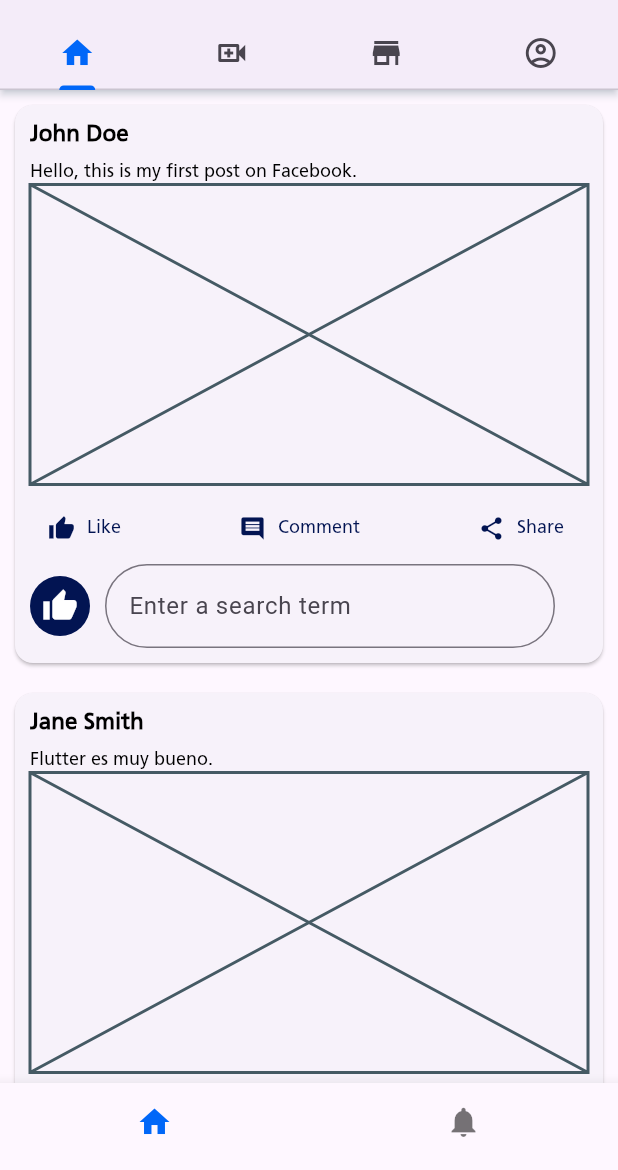
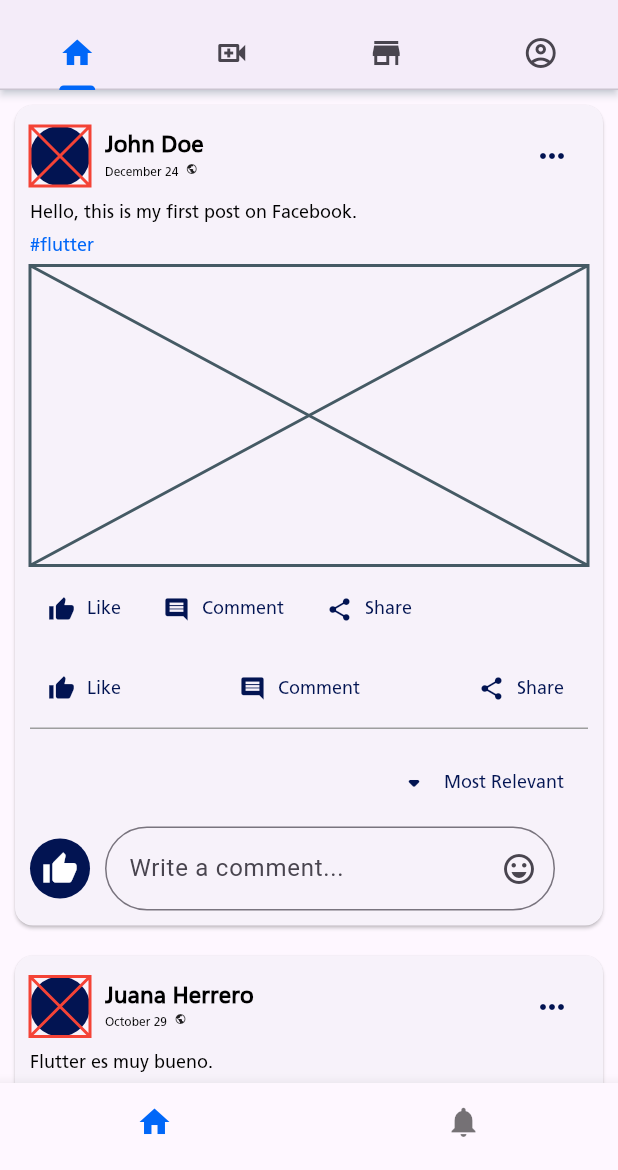
Before and after one commit to Curious-person/facebook_replication, a Flutter app: the screen it shows after launch, on a phone screen of 412 x 824 dp, the part 66-1236 px from its top. Run offline on Flutter 3.47's test engine with Material 3 defaults, Android fonts, the phone set to English and light mode, and no system bars; our stand-ins replace flutter_screenutil.

Commit message:
Enhance NewsfeedCard with user image, date, and hashtag; update MaterialApp settings in HomeScreen and main.dart

```diff
--- a/lib/main.dart
+++ b/lib/main.dart
@@ -17,6 +17,7 @@ class FacebookReplication extends StatelessWidget {
       builder: (_, child) {
         return MaterialApp(
           debugShowCheckedModeBanner: false,
+          debugShowMaterialGrid: false,
           title: 'Facebook Replication',
           initialRoute: '/home',
           routes: {
--- a/lib/screens/home_screen.dart
+++ b/lib/screens/home_screen.dart
@@ -28,6 +28,7 @@ class _HomeScreenState extends State<HomeScreen> {
   @override
   Widget build(BuildContext context) {
     return MaterialApp(
+      debugShowCheckedModeBanner: false,
       home: DefaultTabController(
         length: 4,
         child: Scaffold(
--- a/lib/screens/newsfeed_screen.dart
+++ b/lib/screens/newsfeed_screen.dart
@@ -10,11 +10,15 @@ class NewsfeedScreen extends StatelessWidget {
       children: const [
         NewsfeedCard(
           userName: 'John Doe',
-          postContent: 'Hello, this is my first post on Facebook.'
+          date: 'December 24',
+          postContent: 'Hello, this is my first post on Facebook.',
+          hashtag: '#flutter'
         ),
         NewsfeedCard(
-          userName: 'Jane Smith',
-          postContent: 'Flutter es muy bueno.'
+          userName: 'Juana Herrero',
+          date: 'October 29',
+          postContent: 'Flutter es muy bueno.',
+          hashtag: '#meamoflutter',
         ),
       ],
     );
--- a/lib/widgets/newsfeed.dart
+++ b/lib/widgets/newsfeed.dart
@@ -6,10 +6,12 @@ import '../widgets/customfont.dart';
 class NewsfeedCard extends StatelessWidget {
   final String userName;
   final String postContent;
+  final String hashtag;
+  final String date;
   final Image? userImage;
 
   const NewsfeedCard(
-      {super.key, required this.userName, required this.postContent, this.userImage});
+      {super.key, required this.userName, required this.postContent, required this.hashtag, required this.date, this.userImage});
 
   @override
   Widget build(BuildContext context) {
@@ -20,12 +22,66 @@ class NewsfeedCard extends StatelessWidget {
         child: Column(
           crossAxisAlignment: CrossAxisAlignment.start,
           children: [
-            CustomFont(
-              text: userName,
-              fontSize: ScreenUtil().setSp(15),
-              color: Colors.black,
-              fontWeight: FontWeight.bold,
-              ),
+            Row(
+              mainAxisAlignment: MainAxisAlignment.spaceBetween,
+              children: [
+                Row(
+                  children: [
+                    CircleAvatar(
+                          radius: ScreenUtil().setSp(20),
+                          backgroundColor: FB_DARK_PRIMARY,
+                          child: Placeholder(
+                            fallbackHeight: ScreenUtil().setSp(20),
+                            fallbackWidth: ScreenUtil().setSp(20),
+                            color: Colors.red,
+                          ),
+                        ),
+                  SizedBox(
+                    width: ScreenUtil().setSp(10)),
+                    Column(
+                      crossAxisAlignment: CrossAxisAlignment.start,
+                      children: [
+                        CustomFont(
+                          text: userName,
+                          fontSize: ScreenUtil().setSp(15),
+                          color: Colors.black,
+                          fontWeight: FontWeight.bold,
+                          ),
+                        Row(
+                          children: [
+                            CustomFont(
+                              text: date,
+                              fontSize: ScreenUtil().setSp(8),
+                              color: Colors.black,
+                              fontWeight: FontWeight.normal,
+                              ),
+                            SizedBox(
+                              width: ScreenUtil().setSp(5),
+                            ),
+                            //place globe icon
+                            Padding(
+                              padding: EdgeInsets.only(bottom: ScreenUtil().setSp(4)),
+                              child: Icon(
+                                Icons.public,
+                                size: ScreenUtil().setSp(8),
+                              ),
+                            ),
+                          ],
+                        ),
+                      ],
+                    ),
+                  ],
+                ),
+              //place icon here
+              IconButton(
+                  onPressed: () {},
+                  icon: const Icon(
+                    Icons.more_horiz,
+                    color: FB_DARK_PRIMARY,
+                  ),
+                ),
+            ],
+          ),
             SizedBox(
               height: ScreenUtil().setSp(5)),
               CustomFont (
@@ -33,15 +89,67 @@ class NewsfeedCard extends StatelessWidget {
                 fontSize: ScreenUtil().setSp(12),
                 color: Colors.black,
               ),
+            SizedBox(
+              height: ScreenUtil().setSp(5)),
+              CustomFont (
+                text: hashtag,
+                fontSize: ScreenUtil().setSp(12),
+                color: FB_PRIMARY,
+              ),
+            SizedBox(
+              height: ScreenUtil().setSp(5)),
               Placeholder(
                 fallbackHeight: ScreenUtil().setSp(200),
                 fallbackWidth: ScreenUtil().setSp(200),
               ),
+               SizedBox(
+              height: ScreenUtil().setSp(5)),
+        Row(
+          children: [
+            TextButton.icon(
+                  onPressed: () {},
+                  icon: const Icon(
+                    Icons.thumb_up,
+                    color: FB_DARK_PRIMARY,
+                  ),
+                  label: CustomFont(
+                    text: 'Like',
+                    fontSize: ScreenUtil().setSp(12),
+                    color: FB_DARK_PRIMARY,
+                  ),
+                ),
+                TextButton.icon(
+                  onPressed: () {},
+                  icon: const Icon(
+                    Icons.comment,
+                    color: FB_DARK_PRIMARY,
+                  ),
+                  label: CustomFont(
+                    text: 'Comment',
+                    fontSize: ScreenUtil().setSp(12),
+                    color: FB_DARK_PRIMARY,
+                   ),
+                ),
+                 TextButton.icon(
+                  onPressed: () {},
+                  icon: const Icon(
+                    Icons.share,
+                    color: FB_DARK_PRIMARY,
+                  ),
+                  label: CustomFont(
+                    text: 'Share',
+                    fontSize: ScreenUtil().setSp(12),
+                    color: FB_DARK_PRIMARY,
+                   ),
+                ),
+          ],
+        ),
             SizedBox(
               height: ScreenUtil().setSp(5)),
             Row(
               mainAxisAlignment: MainAxisAlignment.spaceBetween,
               children: [
+
                 TextButton.icon(
                   onPressed: () {},
                   icon: const Icon(
@@ -80,6 +188,39 @@ class NewsfeedCard extends StatelessWidget {
                 ),
               ],
             ),
+          Padding(
+            padding: EdgeInsets.only(bottom: ScreenUtil().setSp(10)),
+            child: SizedBox(
+            height: ScreenUtil().setSp(5),
+            child: Divider(
+            color: Colors.grey,
+            thickness: 1.0,
+                    ),
+            ),
+          ),
+          Row(
+            mainAxisAlignment: MainAxisAlignment.end,
+            children: [
+                  TextButton.icon(
+                  onPressed: () {},
+                  icon: Icon(
+                    Icons.arrow_drop_down_rounded,
+                    color: FB_DARK_PRIMARY,
+                    size: ScreenUtil().setSp(24),
+                  ),
+                  label: CustomFont(
+                    text: 'Most Relevant',
+                    fontSize: ScreenUtil().setSp(12),
+                    color: FB_DARK_PRIMARY,
+
+                   ),
+                ),
+            ],
+          ),
+          SizedBox(
+            height: ScreenUtil().setSp(5),
+          ),
+
           Container(
             child: Row(
               children: [
@@ -104,7 +245,9 @@ class NewsfeedCard extends StatelessWidget {
                       border: OutlineInputBorder(
                         borderRadius: BorderRadius.circular(30.0),
                       ),
-                      hintText: 'Enter a search term',
+                      hintText: 'Write a comment...',
+                      suffixIcon: const Icon(Icons.emoji_emotions_outlined),
+
                     ),
                   ),
                 ),
```
